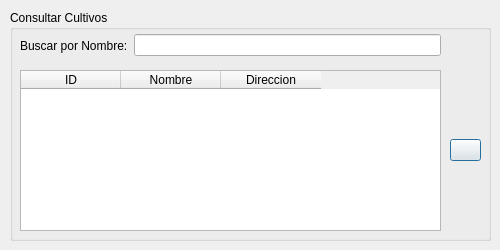
First picture: the form in ui/dialogs/cultivo_dialog.ui, repository franciscocontreras93/agrae, before the edit.
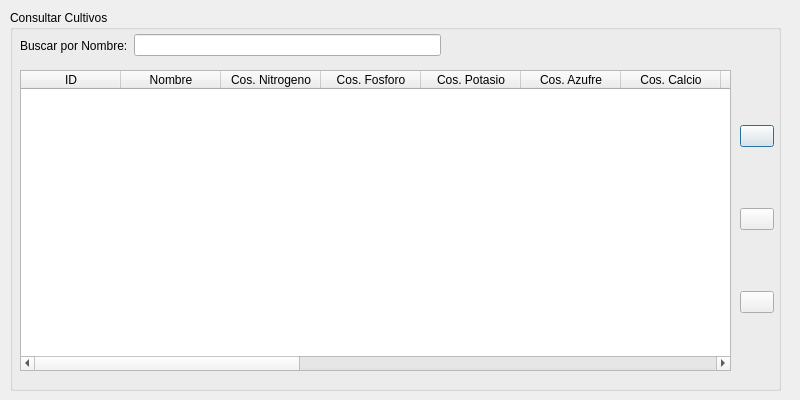
Second picture: the form after the edit.

Commit message: update cultivo dialog

What changed in the file:
```diff
--- a/ui/dialogs/cultivo_dialog.ui
+++ b/ui/dialogs/cultivo_dialog.ui
@@ -6,20 +6,20 @@
    <rect>
     <x>0</x>
     <y>0</y>
-    <width>500</width>
-    <height>250</height>
+    <width>800</width>
+    <height>400</height>
    </rect>
   </property>
   <property name="minimumSize">
    <size>
-    <width>500</width>
-    <height>250</height>
+    <width>800</width>
+    <height>400</height>
    </size>
   </property>
   <property name="maximumSize">
    <size>
-    <width>500</width>
-    <height>250</height>
+    <width>800</width>
+    <height>400</height>
    </size>
   </property>
   <property name="windowTitle">
@@ -30,8 +30,8 @@
     <rect>
      <x>10</x>
      <y>10</y>
-     <width>481</width>
-     <height>231</height>
+     <width>771</width>
+     <height>381</height>
     </rect>
    </property>
    <property name="title">
@@ -64,8 +64,8 @@
      <rect>
       <x>10</x>
       <y>60</y>
-      <width>421</width>
-      <height>161</height>
+      <width>711</width>
+      <height>301</height>
      </rect>
     </property>
     <layout class="QVBoxLayout" name="verticalLayout">
@@ -92,7 +92,82 @@
        </column>
        <column>
         <property name="text">
-         <string>Direccion</string>
+         <string>Cos. Nitrogeno</string>
+        </property>
+       </column>
+       <column>
+        <property name="text">
+         <string>Cos. Fosforo</string>
+        </property>
+       </column>
+       <column>
+        <property name="text">
+         <string>Cos. Potasio</string>
+        </property>
+       </column>
+       <column>
+        <property name="text">
+         <string>Cos. Azufre</string>
+        </property>
+       </column>
+       <column>
+        <property name="text">
+         <string>Cos. Calcio</string>
+        </property>
+       </column>
+       <column>
+        <property name="text">
+         <string>Cos. Magnesio</string>
+        </property>
+       </column>
+       <column>
+        <property name="text">
+         <string>Cos. Boro</string>
+        </property>
+       </column>
+       <column>
+        <property name="text">
+         <string>Cos. Carbono</string>
+        </property>
+       </column>
+       <column>
+        <property name="text">
+         <string>Res. Nitrogeno</string>
+        </property>
+       </column>
+       <column>
+        <property name="text">
+         <string>Res. Fosforo</string>
+        </property>
+       </column>
+       <column>
+        <property name="text">
+         <string>Res. Potasio</string>
+        </property>
+       </column>
+       <column>
+        <property name="text">
+         <string>Res. Azufre</string>
+        </property>
+       </column>
+       <column>
+        <property name="text">
+         <string>Res. Calcio</string>
+        </property>
+       </column>
+       <column>
+        <property name="text">
+         <string>Res. Magnesio</string>
+        </property>
+       </column>
+       <column>
+        <property name="text">
+         <string>Res. Carbono</string>
+        </property>
+       </column>
+       <column>
+        <property name="text">
+         <string>Res. Boro</string>
         </property>
        </column>
       </widget>
@@ -102,13 +177,27 @@
    <widget class="QWidget" name="verticalLayoutWidget_2">
     <property name="geometry">
      <rect>
-      <x>440</x>
+      <x>730</x>
       <y>60</y>
-      <width>31</width>
-      <height>161</height>
+      <width>34</width>
+      <height>301</height>
      </rect>
     </property>
     <layout class="QVBoxLayout" name="verticalLayout_2">
+     <item>
+      <widget class="QPushButton" name="edit_btn">
+       <property name="text">
+        <string/>
+       </property>
+      </widget>
+     </item>
+     <item>
+      <widget class="QPushButton" name="save_btn">
+       <property name="text">
+        <string/>
+       </property>
+      </widget>
+     </item>
      <item>
       <widget class="QPushButton" name="pushButton">
        <property name="text">
```
The commit also changes 3 other files.
